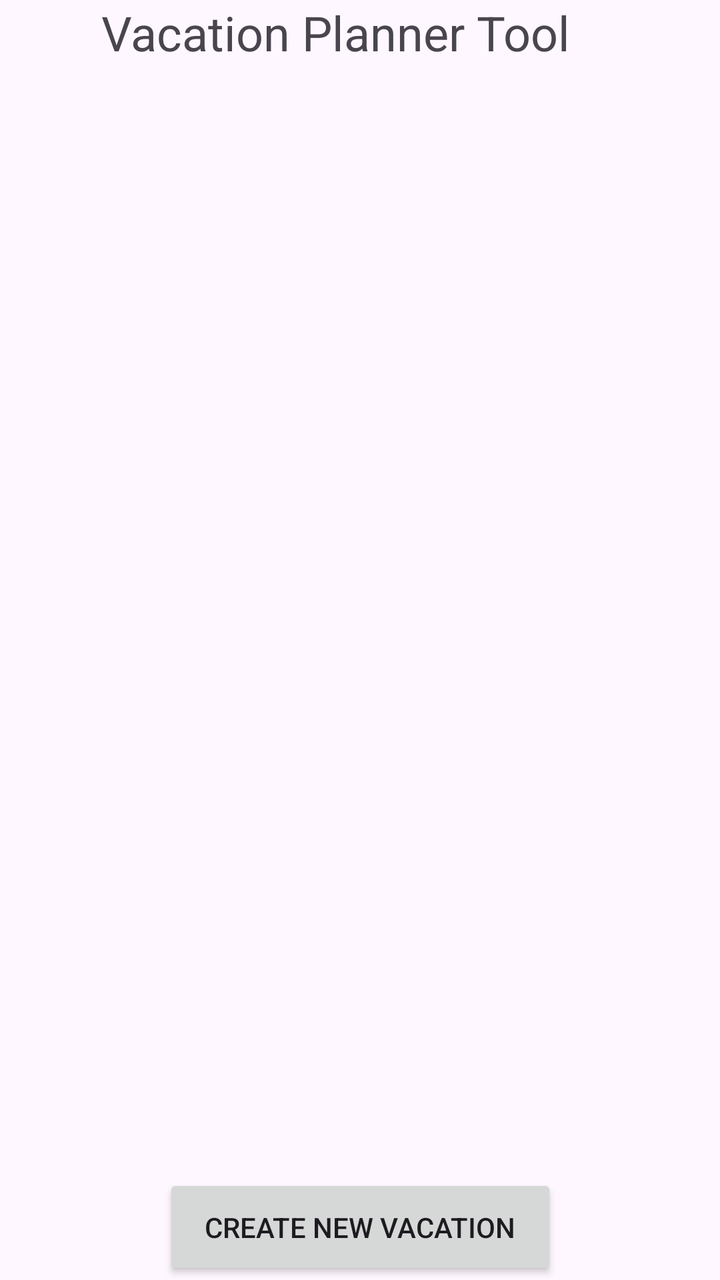
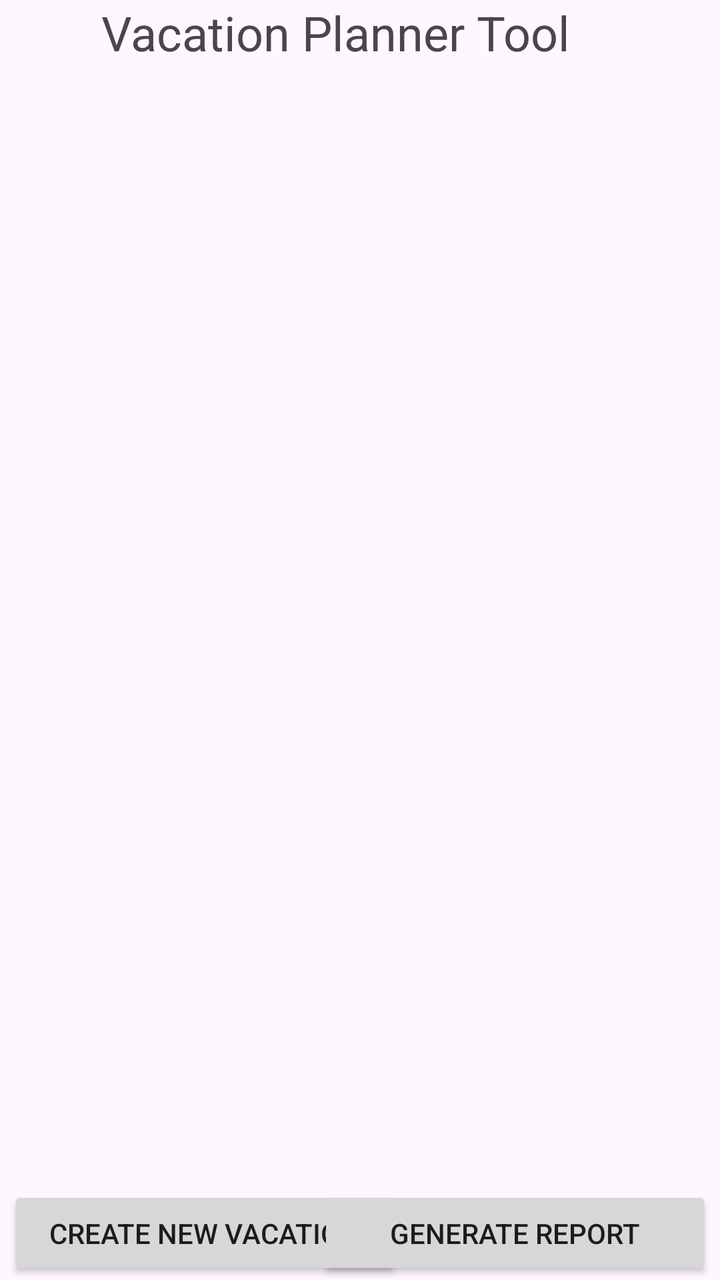

An Android layout rendered at two revisions. The XML below is the earlier revision; the diff shows what the commit changed to produce the second picture.
<!-- AndroidManifest.xml: application theme Theme.VacationPlannerTool -->
<!-- res/layout/activity_main.xml -->
<?xml version="1.0" encoding="utf-8"?>
<androidx.constraintlayout.widget.ConstraintLayout xmlns:android="http://schemas.android.com/apk/res/android"
    xmlns:app="http://schemas.android.com/apk/res-auto"
    xmlns:tools="http://schemas.android.com/tools"
    android:id="@+id/main"
    android:layout_width="match_parent"
    android:layout_height="match_parent"
    tools:context=".MainActivity">

    <TextView
        android:id="@+id/titletext"
        android:layout_width="258dp"
        android:layout_height="52dp"
        android:text="Vacation Planner Tool"
        android:textAlignment="center"
        android:textSize="24sp"
        app:layout_constraintEnd_toEndOf="parent"
        app:layout_constraintHorizontal_bias="0.496"
        app:layout_constraintStart_toStartOf="parent"
        app:layout_constraintTop_toTopOf="parent" />

    <Button
        android:id="@+id/addvacationfragbutton"
        android:layout_width="197dp"
        android:layout_height="53dp"
        android:alpha="1999"
        android:rotation="0"
        android:text="Create New Vacation"
        android:visibility="visible"
        app:layout_constraintBottom_toBottomOf="parent"
        app:layout_constraintEnd_toEndOf="parent"
        app:layout_constraintStart_toStartOf="parent" />

    <androidx.recyclerview.widget.RecyclerView
        android:id="@+id/vacListRecView"
        android:layout_width="409dp"
        android:layout_height="624dp"
        android:layout_marginTop="1dp"
        app:layout_constraintBottom_toTopOf="@+id/addvacationfragbutton"
        app:layout_constraintEnd_toEndOf="parent"
        app:layout_constraintStart_toStartOf="parent"
        app:layout_constraintTop_toBottomOf="@+id/titletext" />

</androidx.constraintlayout.widget.ConstraintLayout>
<!-- resources referenced by this layout -->
<resources>
  <style name="Theme.VacationPlannerTool" parent="Base.Theme.VacationPlannerTool" />
  <style name="Base.Theme.VacationPlannerTool" parent="Theme.Material3.DayNight.NoActionBar">
          
          
      </style>
</resources>

<!-- the commit's change to res/layout/activity_main.xml (unified diff, before → after) -->
@@ -22,23 +22,44 @@
     <Button
         android:id="@+id/addvacationfragbutton"
         android:layout_width="197dp"
-        android:layout_height="53dp"
+        android:layout_height="47dp"
+        android:layout_marginStart="4dp"
         android:alpha="1999"
         android:rotation="0"
         android:text="Create New Vacation"
         android:visibility="visible"
         app:layout_constraintBottom_toBottomOf="parent"
+        app:layout_constraintStart_toStartOf="parent" />
+
+    <Button
+        android:id="@+id/genReportButton"
+        android:layout_width="197dp"
+        android:layout_height="47dp"
+        android:layout_marginEnd="4dp"
+        android:alpha="1999"
+        android:rotation="0"
+        android:text="Generate Report"
+        android:visibility="visible"
+        app:layout_constraintBottom_toBottomOf="parent"
+        app:layout_constraintEnd_toEndOf="parent" />
+
+    <androidx.recyclerview.widget.RecyclerView
+        android:id="@+id/vacListRecView"
+        android:layout_width="402dp"
+        android:layout_height="573dp"
+        app:layout_constraintBottom_toTopOf="@+id/addvacationfragbutton"
         app:layout_constraintEnd_toEndOf="parent"
         app:layout_constraintStart_toStartOf="parent" />
 
-    <androidx.recyclerview.widget.RecyclerView
-        android:id="@+id/vacListRecView"
+    <SearchView
+        android:id="@+id/vacSearchView"
         android:layout_width="409dp"
-        android:layout_height="624dp"
-        android:layout_marginTop="1dp"
-        app:layout_constraintBottom_toTopOf="@+id/addvacationfragbutton"
+        android:layout_height="52dp"
+        android:layout_marginTop="52dp"
+        android:layout_marginBottom="1dp"
+        app:layout_constraintBottom_toTopOf="@+id/vacListRecView"
         app:layout_constraintEnd_toEndOf="parent"
         app:layout_constraintStart_toStartOf="parent"
-        app:layout_constraintTop_toBottomOf="@+id/titletext" />
+        app:layout_constraintTop_toTopOf="@+id/titletext" />
 
 </androidx.constraintlayout.widget.ConstraintLayout>
